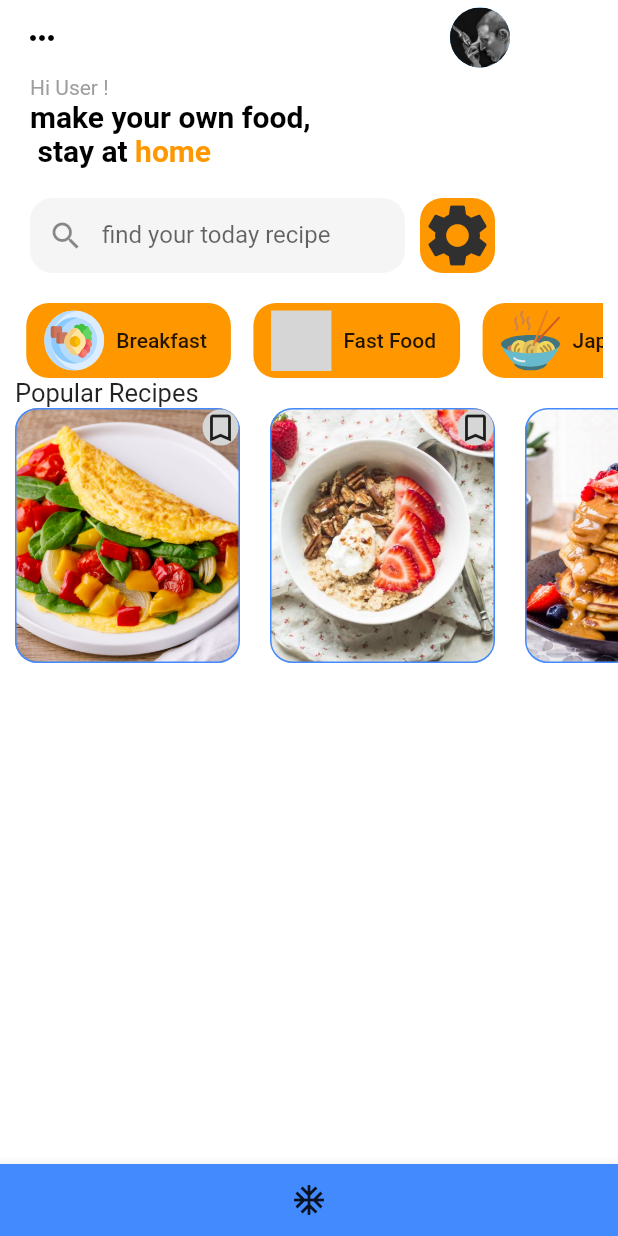
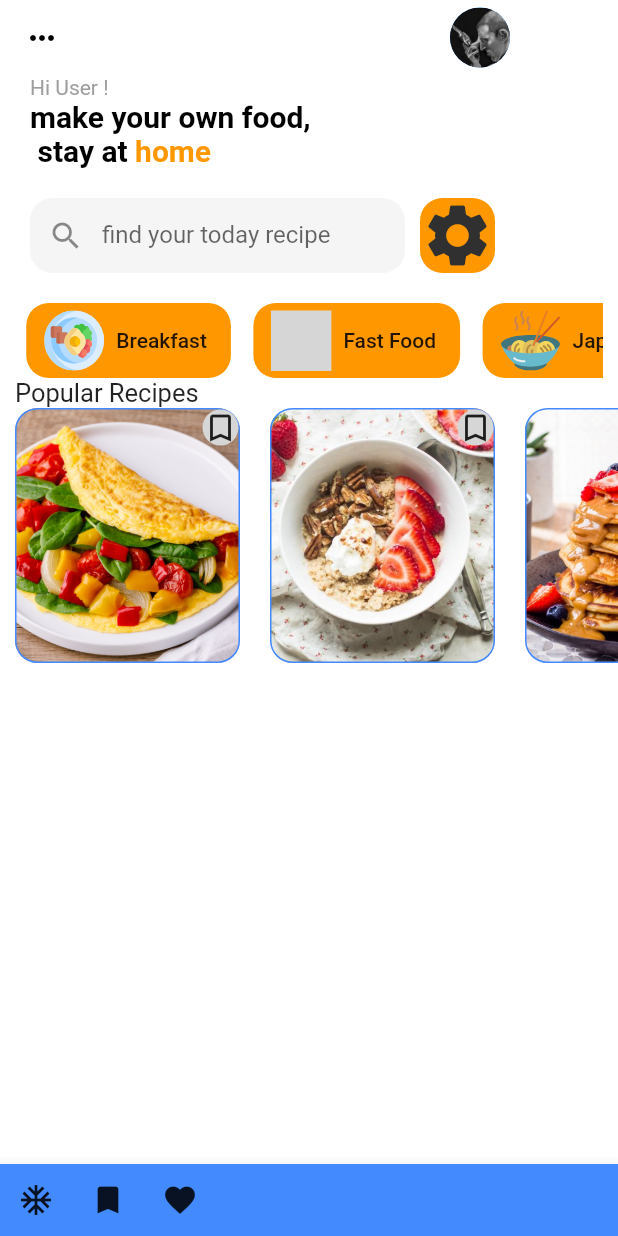
Before and after one commit to Enadir-Mekhlouf/Myrecipe, a Flutter app: the screen it shows after launch, on a phone screen of 412 x 824 dp. Run offline on Flutter 3.47's test engine with Material 2 defaults, Android fonts, the phone set to English and light mode, and no system bars; our stand-ins replace flutter_svg; grey boxes are pictures that could not be loaded.

Commit message:
icons bottom appbar

```diff
--- a/lib/main.dart
+++ b/lib/main.dart
@@ -40,9 +40,21 @@ class MyApp extends StatelessWidget {
         bottomNavigationBar: BottomAppBar(
           color: Colors.blueAccent,
           child: Container(
-            child: IconButton(
-              icon: Icon(Icons.ac_unit),
-              onPressed: () {},
+            child: Row(
+              children: [
+                IconButton(
+                  icon: Icon(Icons.ac_unit),
+                  onPressed: () {},
+                ),
+                IconButton(
+                  icon: Icon(Icons.bookmark),
+                  onPressed: () {},
+                ),
+                IconButton(
+                  icon: Icon(Icons.favorite),
+                  onPressed: () {},
+                ),
+              ],
             ),
           ),
         ),
```
